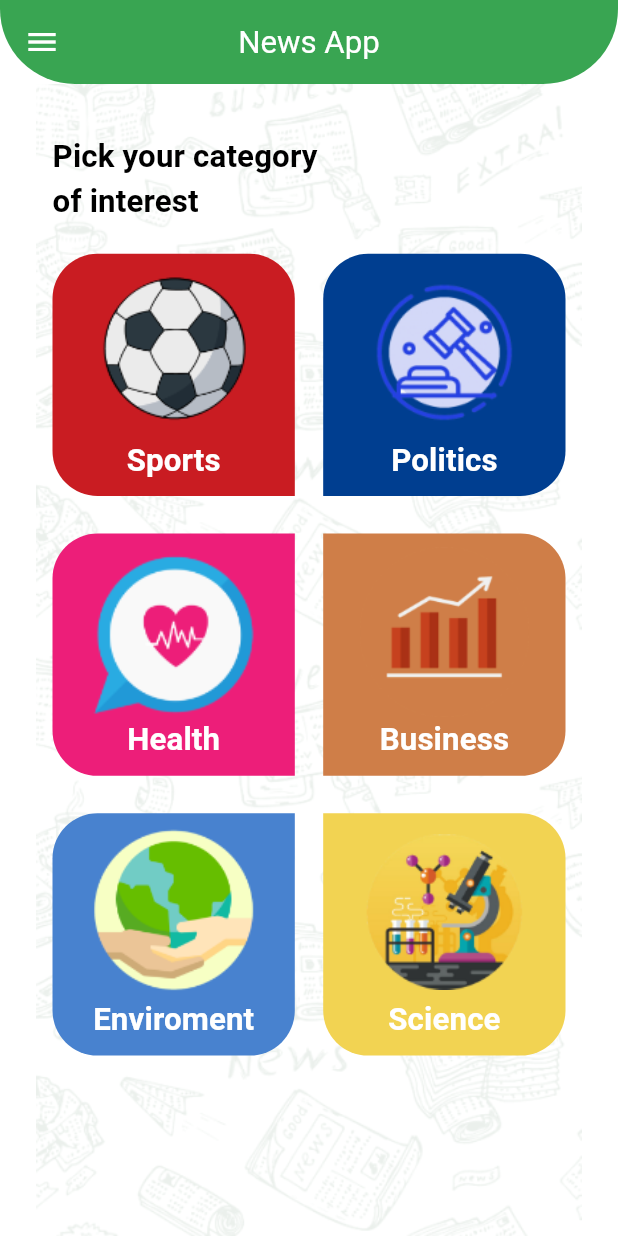
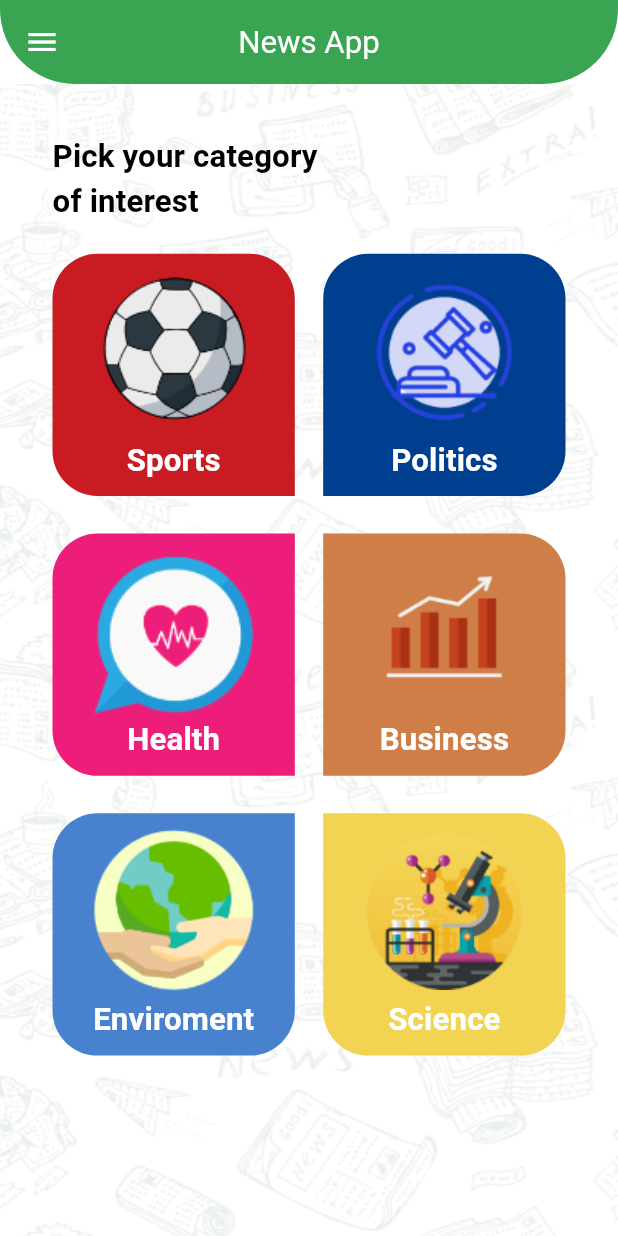
Before and after one commit to DdooMI/news_app, a Flutter app: the screen it shows after launch, on a phone screen of 412 x 824 dp. Run offline on Flutter 3.47's test engine with Material 3 defaults, Android fonts, the phone set to English and light mode, and no system bars; our stand-ins replace flutter_screenutil.

Commit message:
category

```diff
--- a/lib/screens/home_screen.dart
+++ b/lib/screens/home_screen.dart
@@ -19,10 +19,10 @@ class HomeScreen extends StatelessWidget {
       body: Container(
         height: double.infinity,
         width: double.infinity,
+        decoration: const BoxDecoration(
+            image: DecorationImage(
+                image: AssetImage(AppImages.mainBackground), fit: BoxFit.fill)),
         padding: EdgeInsets.symmetric(vertical: 35.h, horizontal: 35.w),
-        decoration: const BoxDecoration(
-            image:
-                DecorationImage(image: AssetImage(AppImages.mainBackground))),
         child: Column(
           crossAxisAlignment: CrossAxisAlignment.start,
           children: [
--- a/lib/screens/widgets/category_card.dart
+++ b/lib/screens/widgets/category_card.dart
@@ -23,7 +23,9 @@ class CategoryCard extends StatelessWidget {
 
   @override
   Widget build(BuildContext context) {
-    return Container(
+    return InkWell(
+      onTap: () {},
+      child: Container(
         alignment: Alignment.center,
         decoration: BoxDecoration(
             color: color,
@@ -50,6 +52,7 @@ class CategoryCard extends StatelessWidget {
             )
           ],
         ),
+      ),
     );
   }
 }
```
Lines whose indentation alone changed are shown as unchanged.
